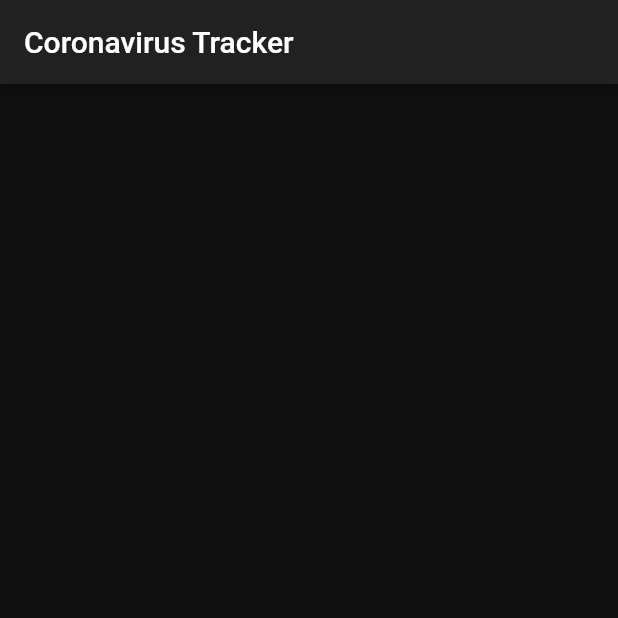
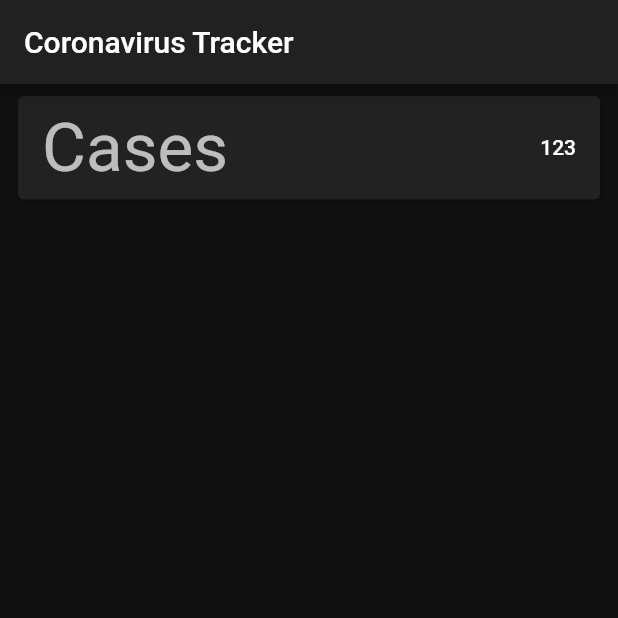
Before and after one commit to JAbozarOid/flutter_rest_api, a Flutter app: the screen it shows after launch, on a phone screen of 412 x 824 dp, the top half of it. Run offline on Flutter 3.47's test engine with Material 2 defaults, Android fonts, the phone set to English and light mode, and no system bars.

Commit message:
endpoint_card

```diff
--- a/lib/ui/dashboard.dart
+++ b/lib/ui/dashboard.dart
@@ -1,4 +1,6 @@
 import 'package:flutter/material.dart';
+import 'package:flutter_rest_api/app/services/api.dart';
+import 'package:flutter_rest_api/ui/endpoit_card.dart';
 
 class Dashboard extends StatefulWidget {
   @override
@@ -9,8 +11,12 @@ class _DashboardState extends State<Dashboard> {
   @override
   Widget build(BuildContext context) {
     return Scaffold(
-      appBar: AppBar(title: Text('Coronavirus Tracker'),),
-      body: ListView(children: [],),
+      appBar: AppBar(
+        title: Text('Coronavirus Tracker'),
+      ),
+      body: ListView(
+        children: [EndpointCard(endpoint: Endpoint.cases,value: 123,)],
+      ),
     );
   }
 }
--- a/lib/ui/endpoit_card.dart
+++ b/lib/ui/endpoit_card.dart
@@ -1,10 +1,38 @@
 import 'package:flutter/material.dart';
+import 'package:flutter_rest_api/app/services/api.dart';
 
 class EndpointCard extends StatelessWidget {
+  final Endpoint endpoint;
+  final int value;
+
+  const EndpointCard({Key key, this.endpoint, this.value}) : super(key: key);
+
   @override
   Widget build(BuildContext context) {
-    return Container(
-
+    return Padding(
+      padding: const EdgeInsets.symmetric(horizontal: 8.0, vertical: 4.0),
+      child: Card(
+        child: Padding(
+          padding: const EdgeInsets.symmetric(horizontal: 16.0, vertical: 8.0),
+          child: Row(
+            mainAxisAlignment: MainAxisAlignment.spaceBetween,
+            children: [
+              Text(
+                'Cases',
+                style: Theme.of(context).textTheme.headline3,
+              ),
+              // for the checking the value is null or not there two way
+              // 1 this below line
+              Text(
+                value != null ? value.toString() : '',
+                style: Theme.of(context).textTheme.bodyText1,
+              ),
+              // 2 this below line
+              //Text(value?.toString() ?? '')
+            ],
+          ),
+        ),
+      ),
     );
   }
 }
```
